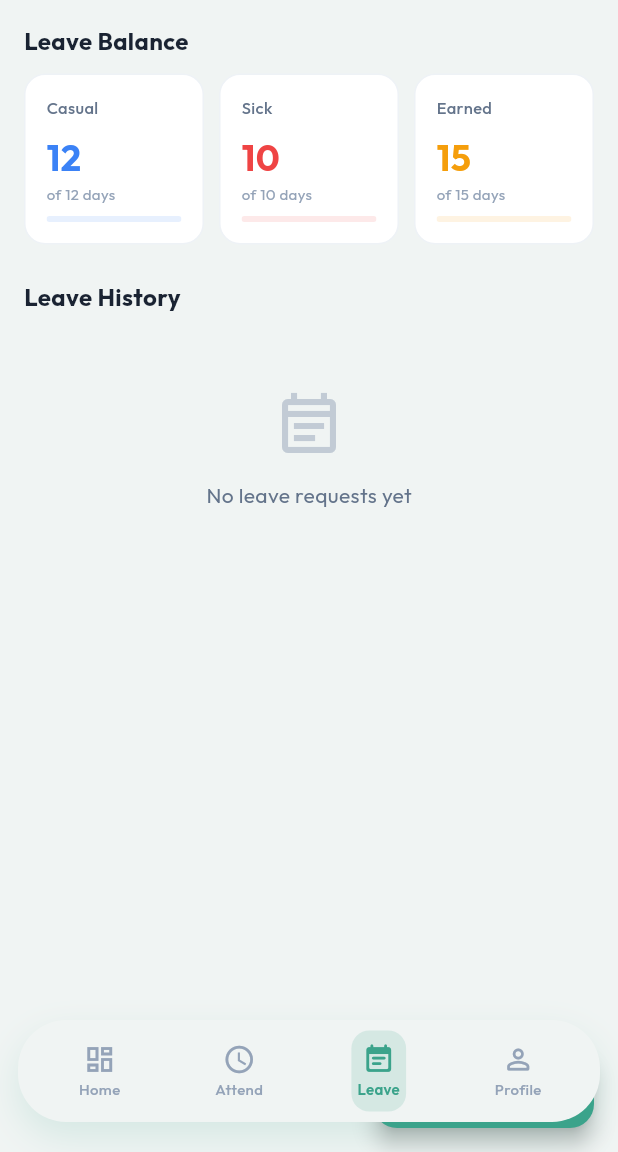
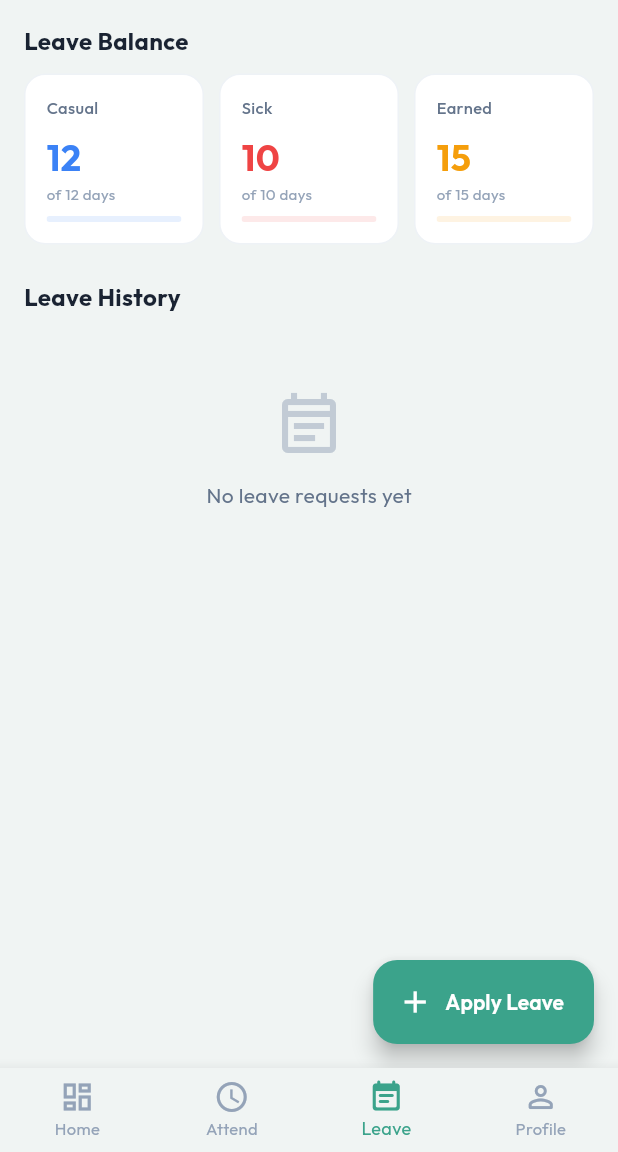
Before and after one commit to avinashquikboom-code/QuickBoom-HRM-App, a Flutter app: the EmployeeShell screen opened directly, item 3 of the bottom bar chosen, on a phone screen of 412 x 824 dp, the part 84-1236 px from its top. Run offline on Flutter 3.47's test engine with Material 3 defaults, Android fonts, the phone set to English and light mode, and no system bars; our stand-ins replace fl_chart, flutter_animate, flutter_riverpod, google_fonts, local_auth, shared_preferences; accounts and stored records are empty; network calls fail.

```diff
--- a/lib/views/employee/employee_leave_view.dart
+++ b/lib/views/employee/employee_leave_view.dart
@@ -34,6 +34,7 @@ class _EmployeeLeaveViewState extends ConsumerState<EmployeeLeaveView> {
     return Scaffold(
       backgroundColor: AppColors.background,
       appBar: AppBar(title: const Text('My Leave'), centerTitle: false),
+      resizeToAvoidBottomInset: false,
       floatingActionButton: FloatingActionButton.extended(
         onPressed: () => _showApplyLeaveSheet(context),
         backgroundColor: AppColors.primary,
--- a/lib/views/employee/employee_shell.dart
+++ b/lib/views/employee/employee_shell.dart
@@ -1,6 +1,6 @@
 import 'package:flutter/material.dart';
 import 'package:flutter_riverpod/flutter_riverpod.dart';
-import '../widgets/custom_bottom_nav_bar.dart';
+import '../../core/constants/app_colors.dart';
 import 'employee_dashboard_view.dart';
 import 'employee_attendance_view.dart';
 import 'employee_leave_view.dart';
@@ -26,33 +26,38 @@ class _EmployeeShellState extends ConsumerState<EmployeeShell> {
   @override
   Widget build(BuildContext context) {
     return Scaffold(
-      extendBody: true,
       body: IndexedStack(
         index: _currentIndex,
         children: _pages,
       ),
-      bottomNavigationBar: CustomBottomNavBar(
-        selectedIndex: _currentIndex,
-        onItemSelected: (i) => setState(() => _currentIndex = i),
+      bottomNavigationBar: BottomNavigationBar(
+        currentIndex: _currentIndex,
+        onTap: (index) => setState(() => _currentIndex = index),
+        type: BottomNavigationBarType.fixed,
+        backgroundColor: AppColors.background,
+        selectedItemColor: AppColors.primary,
+        unselectedItemColor: AppColors.textHint,
+        selectedFontSize: 12,
+        unselectedFontSize: 11,
         items: const [
-          CustomBottomNavBarItem(
-            icon: Icons.dashboard_outlined,
-            selectedIcon: Icons.dashboard_rounded,
+          BottomNavigationBarItem(
+            icon: Icon(Icons.dashboard_outlined),
+            activeIcon: Icon(Icons.dashboard_rounded),
             label: 'Home',
           ),
-          CustomBottomNavBarItem(
-            icon: Icons.access_time_outlined,
-            selectedIcon: Icons.access_time_filled_rounded,
+          BottomNavigationBarItem(
+            icon: Icon(Icons.access_time_outlined),
+            activeIcon: Icon(Icons.access_time_filled_rounded),
             label: 'Attend',
           ),
-          CustomBottomNavBarItem(
-            icon: Icons.event_note_outlined,
-            selectedIcon: Icons.event_note_rounded,
+          BottomNavigationBarItem(
+            icon: Icon(Icons.event_note_outlined),
+            activeIcon: Icon(Icons.event_note_rounded),
             label: 'Leave',
           ),
-          CustomBottomNavBarItem(
-            icon: Icons.person_outline_rounded,
-            selectedIcon: Icons.person_rounded,
+          BottomNavigationBarItem(
+            icon: Icon(Icons.person_outline_rounded),
+            activeIcon: Icon(Icons.person_rounded),
             label: 'Profile',
           ),
         ],
```
Also changed, not shown: lib/core/services/api_service.dart (+120 -1 lines), lib/main.dart (+17 -0 lines), lib/models/attendance_model.dart (+0 -8 lines), lib/viewmodels/attendance_viewmodel.dart (+67 -21 lines), lib/views/employee/employee_dashboard_view.dart (+16 -51 lines).
